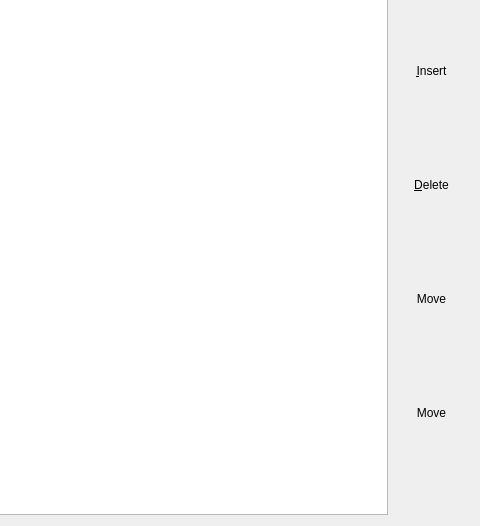
Old version of the form src/editwindow.ui in the repository sledzik1984/timer; both pictures show x 800 to 1280 and y 194 to 720 of the 1280 by 720 pixel window.
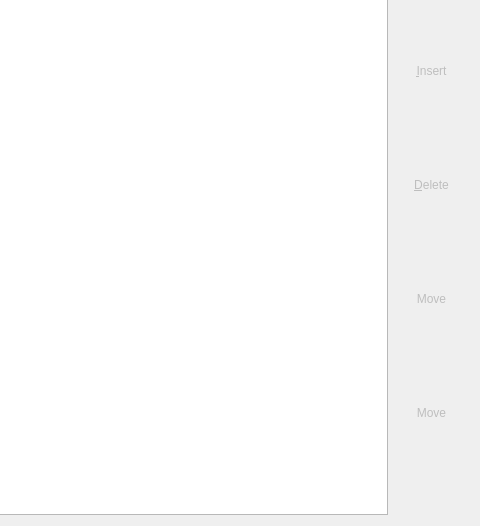
New version of the form. Icons and pictures are not drawn.

Commit message:
EditWindow: update Insert, Delete, Move Up and Down buttons
Implement Delete button.

```diff
--- a/src/editwindow.ui
+++ b/src/editwindow.ui
@@ -236,6 +236,9 @@
       </item>
       <item row="1" column="0">
        <widget class="QToolButton" name="insert">
+        <property name="enabled">
+         <bool>false</bool>
+        </property>
         <property name="minimumSize">
          <size>
           <width>75</width>
@@ -265,6 +268,9 @@
       </item>
       <item row="2" column="0">
        <widget class="QToolButton" name="remove">
+        <property name="enabled">
+         <bool>false</bool>
+        </property>
         <property name="minimumSize">
          <size>
           <width>75</width>
@@ -294,6 +300,9 @@
       </item>
       <item row="3" column="0">
        <widget class="QToolButton" name="up">
+        <property name="enabled">
+         <bool>false</bool>
+        </property>
         <property name="minimumSize">
          <size>
           <width>75</width>
@@ -323,6 +332,9 @@
       </item>
       <item row="4" column="0">
        <widget class="QToolButton" name="down">
+        <property name="enabled">
+         <bool>false</bool>
+        </property>
         <property name="minimumSize">
          <size>
           <width>75</width>
```
The commit also changes 2 other files.
